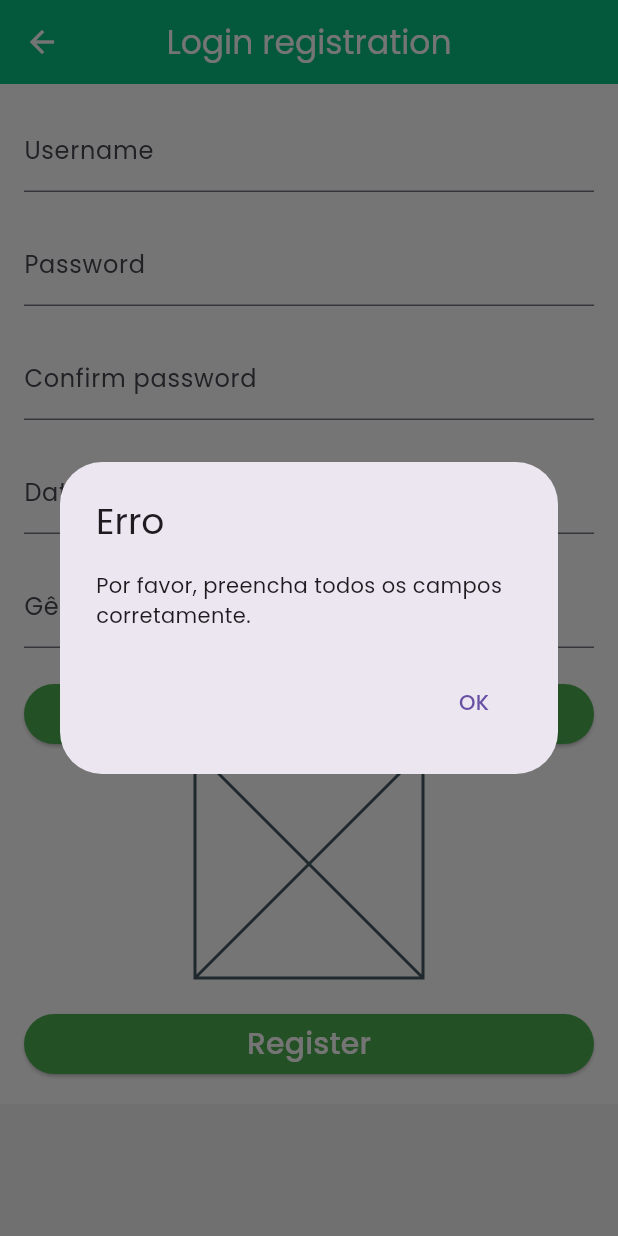
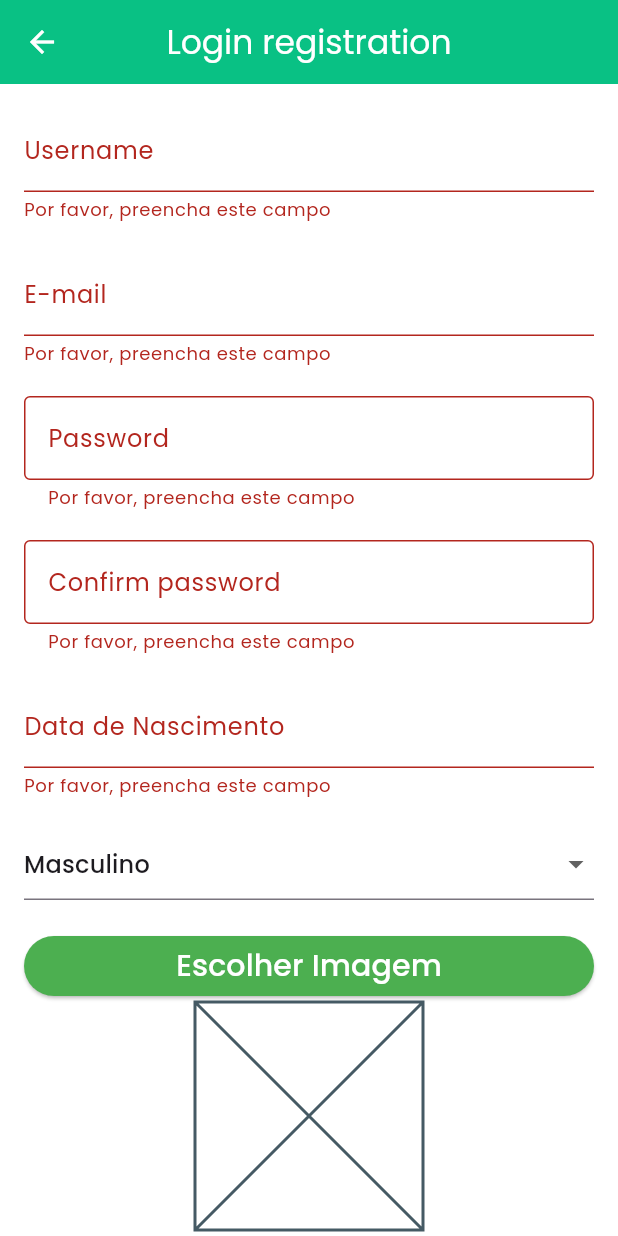
Before and after one commit to JoaoDant4s/AppCaronas, a Flutter app: the CadastroLogin screen opened by its route, after a tap on "Register", on a phone screen of 412 x 824 dp. Run offline on Flutter 3.47's test engine with Material 2 defaults, Android fonts, the phone set to English and light mode, and no system bars; our stand-ins replace image_picker.

Commit message:
finished new account

```diff
--- a/lib/components/ride_list_view.dart
+++ b/lib/components/ride_list_view.dart
@@ -1,7 +1,7 @@
 import 'package:caronas/components/card.dart';
 import 'package:flutter/material.dart';
 import 'package:caronas/models/ride.dart';
-import 'package:caronas/screen/rideDetails.dart';
+import 'package:caronas/screen/ride_details.dart';
 
 class RideList extends StatelessWidget {
   final List<Ride> _rides;
--- /dev/null
+++ b/lib/data/login_data.dart
@@ -0,0 +1,108 @@
+import 'dart:io';
+
+import 'package:caronas/models/user.dart';
+
+final loginData = [
+  User(
+    id: '1',
+    email: 'usuario1@example.com',
+    birth: DateTime(1990, 5, 15),
+    gender: 'Masculino',
+    name: 'Usuário 1',
+    password: 'senha123',
+    image: File('/caminho/para/imagem1.png'),
+    rating: 4.5,
+  ),
+  User(
+    id: '2',
+    email: 'usuario2@example.com',
+    birth: DateTime(1985, 8, 22),
+    gender: 'Feminino',
+    name: 'Usuária 2',
+    password: 'senha456',
+    image: File('/caminho/para/imagem2.png'),
+    rating: 4.2,
+  ),
+  User(
+    id: '3',
+    email: 'usuario3@example.com',
+    birth: DateTime(1995, 3, 10),
+    gender: 'Masculino',
+    name: 'Usuário 3',
+    password: 'senha789',
+    image: File('/caminho/para/imagem3.png'),
+    rating: 4.7,
+  ),
+  User(
+    id: '4',
+    email: 'usuario4@example.com',
+    birth: DateTime(1988, 12, 5),
+    gender: 'Feminino',
+    name: 'Usuária 4',
+    password: 'senhaabc',
+    image: File('/caminho/para/imagem4.png'),
+    rating: 4.0,
+  ),
+  User(
+    id: '5',
+    email: 'usuario5@example.com',
+    birth: DateTime(1992, 9, 20),
+    gender: 'Masculino',
+    name: 'Usuário 5',
+    password: 'senhaxyz',
+    image: File('/caminho/para/imagem5.png'),
+    rating: 4.9,
+  ),
+  User(
+    id: '6',
+    email: 'usuario6@example.com',
+    birth: DateTime(1987, 6, 12),
+    gender: 'Feminino',
+    name: 'Usuária 6',
+    password: 'senhamno',
+    image: File('/caminho/para/imagem6.png'),
+    rating: 3.8,
+  ),User(
+    id: '7',
+    email: 'usuario7@example.com',
+    birth: DateTime(1993, 7, 8),
+    gender: 'Masculino',
+    name: 'Usuário 7',
+    password: 'senha789',
+    image: File('/caminho/para/imagem7.png'),
+    rating: 3.5,
+  ),
+
+  User(
+    id: '8',
+    email: 'usuario8@example.com',
+    birth: DateTime(1998, 4, 25),
+    gender: 'Feminino',
+    name: 'Usuária 8',
+    password: 'senhaxyz',
+    image: File('/caminho/para/imagem8.png'),
+    rating: 4.8,
+  ),
+
+  User(
+    id: '9',
+    email: 'usuario9@example.com',
+    birth: DateTime(1989, 12, 18),
+    gender: 'Masculino',
+    name: 'Usuário 9',
+    password: 'senhamnp',
+    image: File('/caminho/para/imagem9.png'),
+    rating: 4.2,
+  ),
+
+  User(
+    id: '10',
+    email: 'usuario10@example.com',
+    birth: DateTime(1996, 2, 14),
+    gender: 'Feminino',
+    name: 'Usuária 10',
+    password: 'senhajkl',
+    image: File('/caminho/para/imagem10.png'),
+    rating: 4.6,
+  ),
+];
--- a/lib/main.dart
+++ b/lib/main.dart
@@ -1,6 +1,6 @@
 import 'package:caronas/screen/home.dart';
 import 'package:caronas/screen/login.dart';
-import 'package:caronas/screen/newAccount.dart';
+import 'package:caronas/screen/new_account.dart';
 import 'package:caronas/screen/register_ride.dart';
 import 'package:caronas/screen/search.dart';
 import 'package:caronas/theme/theme.dart';
@@ -19,7 +19,7 @@ class MyApp extends StatelessWidget {
         title: 'Flutter Demo',
         debugShowCheckedModeBanner: false,
         theme: MyTheme.customTheme,
-        initialRoute: '/',
+        initialRoute: '/login',
         routes: {
           AppRoutes.HOME: (context) => Home(),
           AppRoutes.LOGIN: (context) => Login(),
--- a/lib/models/user.dart
+++ b/lib/models/user.dart
@@ -2,6 +2,7 @@ import 'dart:io';
 
 class User {
   String id;
+  String email;
   String name;
   String gender;
   DateTime birth;
@@ -11,6 +12,7 @@ class User {
 
   User({
     required this.id,
+    required this.email,
     required this.birth,
     required this.gender,
     required this.name,
--- a/lib/screen/login.dart
+++ b/lib/screen/login.dart
@@ -1,13 +1,19 @@
 import 'package:flutter/material.dart';
 import 'package:caronas/utils/app_routes.dart';
+
 class Login extends StatefulWidget {
-  const Login({super.key});
+  const Login({Key? key});
 
   @override
   State<Login> createState() => _LoginState();
 }
 
 class _LoginState extends State<Login> {
+  final _emailController = TextEditingController();
+  final _passwordController = TextEditingController();
+
+  final _formKey = GlobalKey<FormState>();
+
   @override
   Widget build(BuildContext context) {
     return Scaffold(
@@ -17,6 +23,8 @@ class _LoginState extends State<Login> {
         child: Center(
           child: Padding(
             padding: const EdgeInsets.symmetric(horizontal: 25),
+            child: Form(
+              key: _formKey, // Chave do formulário
               child: Column(
                 mainAxisSize: MainAxisSize.max,
                 mainAxisAlignment: MainAxisAlignment.center,
@@ -33,13 +41,62 @@ class _LoginState extends State<Login> {
                     ),
                   ),
                   SizedBox(height: 40),
-                TextField(
-                  decoration: InputDecoration(labelText: 'E-mail'),
+                  TextFormField(
+                    controller: _emailController,
+                    decoration: InputDecoration(
+                      labelText: 'E-mail',
+                      hintText: 'example@example.com', // Hint text aqui
+                      enabledBorder: OutlineInputBorder(
+                        borderSide: BorderSide(
+                          color: Colors.black, // Cor da borda quando habilitado
+                        ),
+                      ),
+                      focusedBorder: OutlineInputBorder(
+                        borderSide: BorderSide(
+                          color: Colors.black, // Cor da borda quando focado
+                        ),
+                      ),
+                      errorBorder: OutlineInputBorder(
+                        borderSide: BorderSide(
+                          color: Colors.red, // Cor da borda quando há erro
+                        ),
+                      ),
+                    ),
+                    validator: (value) {
+                      if (value == null || value.isEmpty) {
+                        return 'Por favor, preencha este campo';
+                      }
+                      return null;
+                    },
                   ),
                   SizedBox(height: 20),
-                TextField(
-                  decoration: InputDecoration(labelText: 'Password'),
+                  TextFormField(
+                    controller: _passwordController,
+                    decoration: InputDecoration(
+                      labelText: 'Password',
+                      enabledBorder: OutlineInputBorder(
+                        borderSide: BorderSide(
+                          color: Colors.black, // Cor da borda quando habilitado
+                        ),
+                      ),
+                      focusedBorder: OutlineInputBorder(
+                        borderSide: BorderSide(
+                          color: Colors.black, // Cor da borda quando focado
+                        ),
+                      ),
+                      errorBorder: OutlineInputBorder(
+                        borderSide: BorderSide(
+                          color: Colors.red, // Cor da borda quando há erro
+                        ),
+                      ),
+                    ),
                     obscureText: true,
+                    validator: (value) {
+                      if (value == null || value.isEmpty) {
+                        return 'Por favor, preencha este campo';
+                      }
+                      return null;
+                    },
                   ),
                   SizedBox(height: 40),
                   FractionallySizedBox(
@@ -47,7 +104,11 @@ class _LoginState extends State<Login> {
                     child: Container(
                       color: Colors.white,
                       child: ElevatedButton(
-                      onPressed: () {},
+                        onPressed: () {
+                          if (_formKey.currentState!.validate()) {
+                            // Realize a ação de Log In aqui
+                          }
+                        },
                         style: ElevatedButton.styleFrom(
                           backgroundColor: Colors.green,
                         ),
@@ -55,7 +116,7 @@ class _LoginState extends State<Login> {
                           padding: const EdgeInsets.all(12.0),
                           child: Text(
                             'Log In',
-                          style: TextStyle(color: Colors.white,fontSize: 20),
+                            style: TextStyle(color: Colors.white, fontSize: 20),
                           ),
                         ),
                       ),
@@ -66,9 +127,13 @@ class _LoginState extends State<Login> {
                     onPressed: () {
                       Navigator.of(context).pushNamed(AppRoutes.NEWACCOUNT);
                     },
-                  child: Text('Create new account',style: TextStyle(fontSize: 14,color: Colors.green),),
+                    child: Text(
+                      'Create new account',
+                      style: TextStyle(fontSize: 14, color: Colors.green),
+                    ),
                   ),
                 ],
+              ),
             ),
           ),
         ),
--- a/lib/screen/newAccount.dart
+++ /dev/null
@@ -1,183 +0,0 @@
-import 'package:flutter/material.dart';
-import 'package:image_picker/image_picker.dart';
-import 'dart:io';
-
-class CadastroLogin extends StatefulWidget {
-  @override
-  _CadastroLoginState createState() => _CadastroLoginState();
-}
-
-class _CadastroLoginState extends State<CadastroLogin> {
-  TextEditingController _usernameController = TextEditingController();
-  TextEditingController _passwordController = TextEditingController();
-  TextEditingController _confirmPasswordController = TextEditingController();
-  TextEditingController _birthdateController = TextEditingController();
-  TextEditingController _genderController = TextEditingController();
-  XFile? _imageFile;
-
-  Future<void> _pickImage() async {
-    final pickedImage = await ImagePicker().pickImage(source: ImageSource.gallery);
-    if (pickedImage != null) {
-      setState(() {
-        _imageFile = pickedImage;
-      });
-    }
-  }
-
-  bool _validateForm() {
-    if (_usernameController.text.isEmpty ||
-        _passwordController.text.isEmpty ||
-        _confirmPasswordController.text.isEmpty ||
-        _birthdateController.text.isEmpty ||
-        _genderController.text.isEmpty) {
-      return false;
-    } else if (_passwordController.text != _confirmPasswordController.text) {
-      return false;
-    }
-    return true;
-  }
-
-  void _registerUser() {
-    if (_validateForm()) {
-
-
-      String username = _usernameController.text;
-      String password = _passwordController.text;
-      String birthdate = _birthdateController.text;
-      String gender = _genderController.text;
-
-
-
-      showDialog(
-        context: context,
-        builder: (context) {
-          return AlertDialog(
-            title: Text('Sucesso'),
-            content: Text('Cadastro de login realizado com sucesso!'),
-            actions: <Widget>[
-              TextButton(
-                onPressed: () {
-                  Navigator.of(context).pop();
-                },
-                child: Text('OK'),
-              ),
-            ],
-          );
-        },
-      );
-    } else {
-      showDialog(
-        context: context,
-        builder: (context) {
-          return AlertDialog(
-            title: Text('Erro'),
-            content: Text('Por favor, preencha todos os campos corretamente.'),
-            actions: <Widget>[
-              TextButton(
-                onPressed: () {
-                  Navigator.of(context).pop();
-                },
-                child: Text('OK'),
-              ),
-            ],
-          );
-        },
-      );
-    }
-  }
-
-  @override
-  Widget build(BuildContext context) {
-    return Scaffold(
-      backgroundColor: const Color(0xFFF5F5F5),
-      appBar: AppBar(
-        title: Text('Login registration', style: TextStyle(color: Colors.white)),
-        centerTitle: true,
-        leading: IconButton(
-          onPressed: () {
-            Navigator.pop(context);
-          },
-          icon: Icon(
-            Icons.arrow_back,
-            color: Colors.white,
-          ),
-        ),
-      ),
-      body: SingleChildScrollView(
-        child: Container(
-          color: Colors.white,
-          child: Padding(
-            padding: EdgeInsets.all(16.0),
-            child: Column(
-              crossAxisAlignment: CrossAxisAlignment.center,
-              mainAxisAlignment: MainAxisAlignment.center,
-              children: <Widget>[
-                TextField(
-                  controller: _usernameController,
-                  decoration: InputDecoration(labelText: 'Username'),
-                ),
-                SizedBox(height: 20.0),
-
-                TextField(
-                  controller: _passwordController,
-                  obscureText: true,
-                  decoration: InputDecoration(labelText: 'Password'),
-                ),
-                SizedBox(height: 20.0),
-
-                TextField(
-                  controller: _confirmPasswordController,
-                  obscureText: true,
-                  decoration: InputDecoration(labelText: 'Confirm password'),
-                ),
-                SizedBox(height: 20.0),
-
-                TextField(
-                  controller: _birthdateController,
-                  decoration: InputDecoration(labelText: 'Data de Nascimento'),
-                ),
-                SizedBox(height: 20.0),
-
-                TextField(
-                  controller: _genderController,
-                  decoration: InputDecoration(labelText: 'Gênero'),
-                ),
-                SizedBox(height: 20.0),
-
-                ElevatedButton(
-                  onPressed: _pickImage,
-                  style: ElevatedButton.styleFrom(
-                    backgroundColor: Colors.green,
-                  ),
-                  child: Container(
-                    width: double.infinity,
-                    child: Center(child: Text('Escolher Imagem',style: TextStyle(color: Colors.white,fontSize: 20),)),
-                  ),
-                ),
-                Container(
-                  height: 152,
-                  width: 152,
-                  child: _imageFile != null
-                      ? Image.file(File(_imageFile!.path), fit: BoxFit.cover)
-                      : Placeholder(),
-                ),
-
-                SizedBox(height: 20.0),
-                ElevatedButton(
-                  onPressed: _registerUser,
-                  style: ElevatedButton.styleFrom(
-                    backgroundColor: Colors.green,
-                  ),
-                  child: Container(
-                    width: double.infinity,
-                    child: Center(child: Text('Register',style: TextStyle(color: Colors.white,fontSize: 20),)),
-                  ),
-                ),
-              ],
-            ),
-          ),
-        ),
-      ),
-    );
-  }
-}
--- /dev/null
+++ b/lib/screen/new_account.dart
@@ -0,0 +1,270 @@
+import 'package:flutter/material.dart';
+import 'package:image_picker/image_picker.dart';
+import 'package:caronas/models/user.dart';
+import 'package:caronas/data/login_data.dart';
+import 'dart:io';
+import 'package:intl/intl.dart';
+
+class CadastroLogin extends StatefulWidget {
+  @override
+  _CadastroLoginState createState() => _CadastroLoginState();
+}
+
+class _CadastroLoginState extends State<CadastroLogin> {
+  final TextEditingController _usernameController = TextEditingController();
+  final TextEditingController _passwordController = TextEditingController();
+  final TextEditingController _confirmPasswordController = TextEditingController();
+  final TextEditingController _emailController = TextEditingController();
+  final TextEditingController _birthdateController = TextEditingController();
+  String _selectedGender = 'Masculino';
+
+  XFile? _imageFile;
+
+  final DateFormat _dateFormat = DateFormat('dd/MM/yyyy');
+
+  final _formKey = GlobalKey<FormState>(); // Chave do formulário
+
+  void initState() {
+    super.initState();
+    _birthdateController.addListener(_formatBirthdate);
+  }
+
+  void _formatBirthdate() {
+    final text = _birthdateController.text;
+    if (text.isNotEmpty && text.length == 2) {
+      _birthdateController.text = '$text/';
+      _birthdateController.selection = TextSelection.fromPosition(
+        TextPosition(offset: _birthdateController.text.length),
+      );
+    } else if (text.isNotEmpty && text.length == 5) {
+      _birthdateController.text = '$text/';
+      _birthdateController.selection = TextSelection.fromPosition(
+        TextPosition(offset: _birthdateController.text.length),
+      );
+    }
+  }
+
+  Future<void> _pickImage() async {
+    final pickedImage = await ImagePicker().pickImage(source: ImageSource.gallery);
+    if (pickedImage != null) {
+      setState(() {
+        _imageFile = pickedImage;
+      });
+    }
+  }
+
+  void _registerUser() {
+    if (_formKey.currentState!.validate()) {
+      String username = _usernameController.text;
+      String password = _passwordController.text;
+      String email = _emailController.text;
+      String birthdate = _birthdateController.text;
+      String gender = _selectedGender;
+
+      User newUser = User(
+        id: UniqueKey().toString(),
+        email: email,
+        birth: _dateFormat.parse(birthdate),
+        gender: gender,
+        name: username,
+        password: password,
+        image: _imageFile != null ? File(_imageFile!.path) : null,
+        rating: 0.0,
+      );
+
+      setState(() {
+        // Adicione o novo usuário à lista loginData
+        loginData.add(newUser);
+
+        _usernameController.clear();
+        _passwordController.clear();
+        _confirmPasswordController.clear();
+        _emailController.clear();
+        _birthdateController.clear();
+        _selectedGender = 'Masculino';
+        _imageFile = null;
+      });
+
+      showDialog(
+        context: context,
+        builder: (context) {
+          return AlertDialog(
+            title: Text('Sucesso'),
+            content: Text('Cadastro de login realizado com sucesso!'),
+            actions: <Widget>[
+              TextButton(
+                onPressed: () {
+                  Navigator.of(context).pop();
+                },
+                child: Text('OK'),
+              ),
+            ],
+          );
+        },
+      );
+    }
+  }
+
+  @override
+  Widget build(BuildContext context) {
+    return Scaffold(
+      backgroundColor: const Color(0xFFF5F5F5),
+      appBar: AppBar(
+        title: Text('Login registration', style: TextStyle(color: Colors.white)),
+        centerTitle: true,
+        leading: IconButton(
+          onPressed: () {
+            Navigator.pop(context);
+          },
+          icon: Icon(
+            Icons.arrow_back,
+            color: Colors.white,
+          ),
+        ),
+      ),
+      body: SingleChildScrollView(
+        child: Container(
+          color: Colors.white,
+          child: Padding(
+            padding: EdgeInsets.all(16.0),
+            child: Form(
+              key: _formKey, // Associar a chave do formulário
+              child: Column(
+                crossAxisAlignment: CrossAxisAlignment.center,
+                mainAxisAlignment: MainAxisAlignment.center,
+                children: <Widget>[
+                  TextFormField(
+                    controller: _usernameController,
+                    decoration: InputDecoration(labelText: 'Username'),
+                    validator: (value) {
+                      if (value == null || value.isEmpty) {
+                        return 'Por favor, preencha este campo';
+                      }
+                      return null;
+                    },
+                  ),
+                  SizedBox(height: 20.0),
+
+                  TextFormField(
+                    controller: _emailController,
+                    decoration: InputDecoration(labelText: 'E-mail', hintText: 'example@example.com'),
+                    validator: (value) {
+                      if (value == null || value.isEmpty) {
+                        return 'Por favor, preencha este campo';
+                      }
+                      return null;
+                    },
+                  ),
+                  SizedBox(height: 20.0),
+
+                  TextFormField(
+                    controller: _passwordController,
+                    obscureText: true,
+                    decoration: InputDecoration(
+                      labelText: 'Password',
+                      border: OutlineInputBorder(),
+                    ),
+                    validator: (value) {
+                      if (value == null || value.isEmpty) {
+                        return 'Por favor, preencha este campo';
+                      }
+                      return null;
+                    },
+                  ),
+                  SizedBox(height: 20.0),
+
+                  TextFormField(
+                    controller: _confirmPasswordController,
+                    obscureText: true,
+                    decoration: InputDecoration(
+                      labelText: 'Confirm password',
+                      border: OutlineInputBorder(),
+                    ),
+                    validator: (value) {
+                      if (value == null || value.isEmpty) {
+                        return 'Por favor, preencha este campo';
+                      }
+                      if (value != _passwordController.text) {
+                        return 'As senhas não coincidem';
+                      }
+                      return null;
+                    },
+                  ),
+                  SizedBox(height: 20.0),
+
+                  TextFormField(
+                    controller: _birthdateController,
+                    decoration: InputDecoration(
+                      labelText: 'Data de Nascimento',
+                      hintText: 'DD/MM/AAAA',
+                    ),
+                    validator: (value) {
+                      if (value == null || value.isEmpty) {
+                        return 'Por favor, preencha este campo';
+                      }
+                      return null;
+                    },
+                  ),
+                  SizedBox(height: 20.0),
+
+                  DropdownButtonFormField(
+                    value: _selectedGender,
+                    items: ['Masculino', 'Feminino'].map((gender) {
+                      return DropdownMenuItem(
+                        value: gender,
+                        child: Text(gender),
+                      );
+                    }).toList(),
+                    onChanged: (value) {
+                      setState(() {
+                        _selectedGender = value.toString();
+                      });
+                    },
+                    validator: (value) {
+                      if (value == null || value.isEmpty) {
+                        return 'Por favor, selecione um gênero';
+                      }
+                      return null;
+                    },
+                  ),
+
+                  SizedBox(height: 20.0),
+
+                  ElevatedButton(
+                    onPressed: _pickImage,
+                    style: ElevatedButton.styleFrom(
+                      backgroundColor: Colors.green,
+                    ),
+                    child: Container(
+                      width: double.infinity,
+                      child: Center(child: Text('Escolher Imagem',style: TextStyle(color: Colors.white,fontSize: 20),)),
+                    ),
+                  ),
+                  Container(
+                    height: 152,
+                    width: 152,
+                    child: _imageFile != null
+                        ? Image.file(File(_imageFile!.path), fit: BoxFit.cover)
+                        : Placeholder(),
+                  ),
+
+                  SizedBox(height: 20.0),
+                  ElevatedButton(
+                    onPressed: _registerUser,
+                    style: ElevatedButton.styleFrom(
+                      backgroundColor: Colors.green,
+                    ),
+                    child: Container(
+                      width: double.infinity,
+                      child: Center(child: Text('Register',style: TextStyle(color: Colors.white,fontSize: 20),)),
+                    ),
+                  ),
+                ],
+              ),
+            ),
+          ),
+        ),
+      ),
+    );
+  }
+}
--- a/pubspec.yaml
+++ b/pubspec.yaml
@@ -35,6 +35,7 @@ dependencies:
   # Use with the CupertinoIcons class for iOS style icons.
   cupertino_icons: ^1.0.2
   image_picker: ^1.0.4
+  intl: ^0.18.1
 
 dev_dependencies:
   flutter_test:
```
Also changed, not shown: lib/screen/ride_details.dart (renamed from lib/screen/rideDetails.dart), pubspec.lock. Lines whose indentation alone changed are shown as unchanged.
